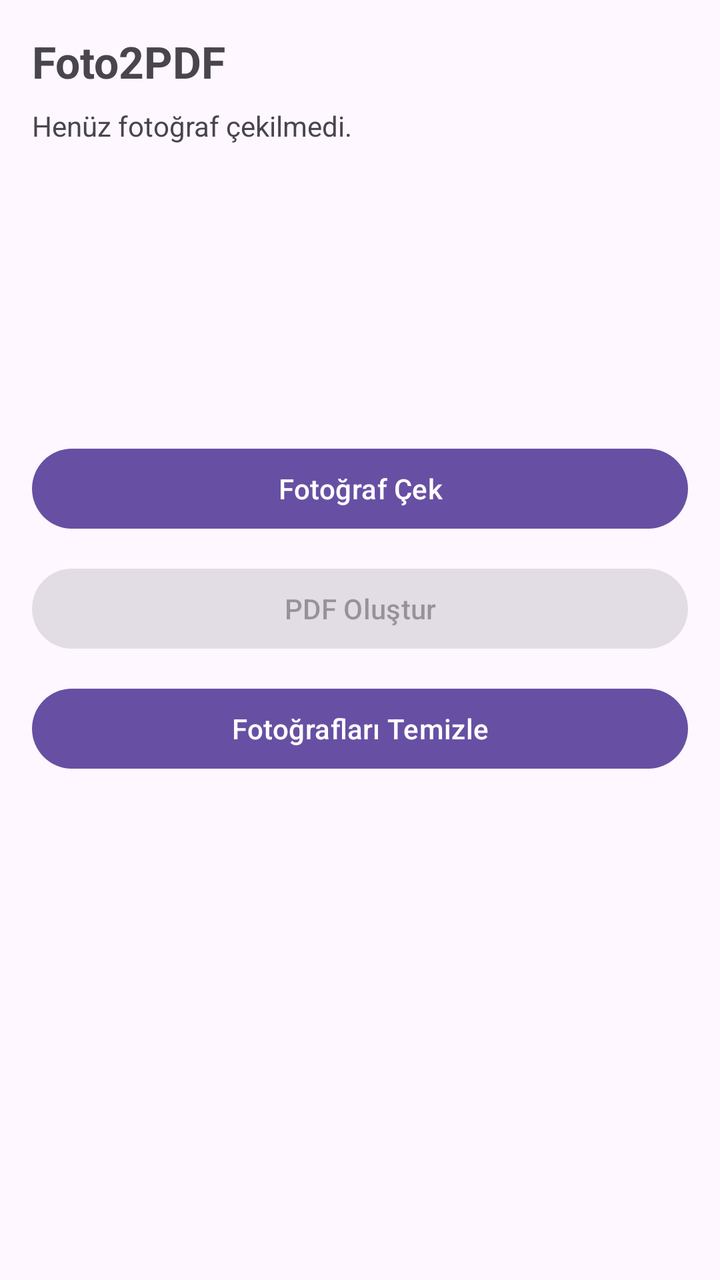
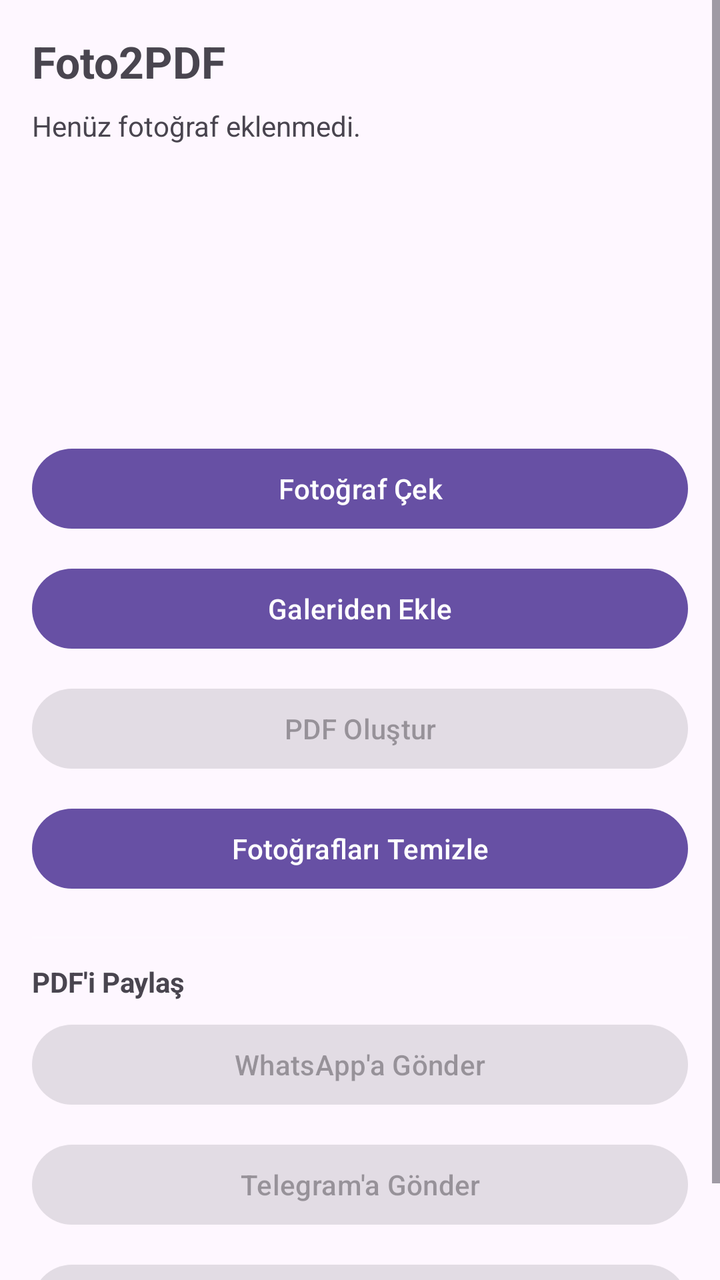

The first picture is an Android layout as it rendered before a commit; the second is the same layout after the commit. The layout source and the unified diff follow.
<!-- AndroidManifest.xml: application theme Theme.Material3.DayNight -->
<!-- res/layout/activity_main.xml -->
<?xml version="1.0" encoding="utf-8"?>
<LinearLayout xmlns:android="http://schemas.android.com/apk/res/android"
    android:layout_width="match_parent"
    android:layout_height="match_parent"
    android:orientation="vertical"
    android:padding="16dp">

    <TextView
        android:layout_width="wrap_content"
        android:layout_height="wrap_content"
        android:text="Foto2PDF"
        android:textSize="22sp"
        android:textStyle="bold"
        android:layout_marginBottom="8dp" />

    <TextView
        android:id="@+id/statusText"
        android:layout_width="match_parent"
        android:layout_height="wrap_content"
        android:text="Henüz fotoğraf çekilmedi."
        android:layout_marginBottom="12dp" />

    <HorizontalScrollView
        android:layout_width="match_parent"
        android:layout_height="120dp"
        android:layout_marginBottom="16dp">

        <LinearLayout
            android:id="@+id/thumbnailContainer"
            android:layout_width="wrap_content"
            android:layout_height="match_parent"
            android:orientation="horizontal" />
    </HorizontalScrollView>

    <Button
        android:id="@+id/takePhotoButton"
        android:layout_width="match_parent"
        android:layout_height="wrap_content"
        android:text="Fotoğraf Çek"
        android:layout_marginBottom="12dp" />

    <Button
        android:id="@+id/createPdfButton"
        android:layout_width="match_parent"
        android:layout_height="wrap_content"
        android:text="PDF Oluştur"
        android:enabled="false"
        android:layout_marginBottom="12dp" />

    <Button
        android:id="@+id/clearButton"
        android:layout_width="match_parent"
        android:layout_height="wrap_content"
        android:text="Fotoğrafları Temizle" />

</LinearLayout>
<!-- resources referenced by this layout -->
<resources>

</resources>

<!-- the commit's change to res/layout/activity_main.xml (unified diff, before → after) -->
@@ -1,56 +1,105 @@
 <?xml version="1.0" encoding="utf-8"?>
-<LinearLayout xmlns:android="http://schemas.android.com/apk/res/android"
+<ScrollView xmlns:android="http://schemas.android.com/apk/res/android"
     android:layout_width="match_parent"
-    android:layout_height="match_parent"
-    android:orientation="vertical"
-    android:padding="16dp">
+    android:layout_height="match_parent">
 
-    <TextView
-        android:layout_width="wrap_content"
-        android:layout_height="wrap_content"
-        android:text="Foto2PDF"
-        android:textSize="22sp"
-        android:textStyle="bold"
-        android:layout_marginBottom="8dp" />
-
-    <TextView
-        android:id="@+id/statusText"
+    <LinearLayout
         android:layout_width="match_parent"
         android:layout_height="wrap_content"
-        android:text="Henüz fotoğraf çekilmedi."
-        android:layout_marginBottom="12dp" />
+        android:orientation="vertical"
+        android:padding="16dp">
 
-    <HorizontalScrollView
-        android:layout_width="match_parent"
-        android:layout_height="120dp"
-        android:layout_marginBottom="16dp">
+        <TextView
+            android:layout_width="wrap_content"
+            android:layout_height="wrap_content"
+            android:text="Foto2PDF"
+            android:textSize="22sp"
+            android:textStyle="bold"
+            android:layout_marginBottom="8dp" />
 
-        <LinearLayout
-            android:id="@+id/thumbnailContainer"
+        <TextView
+            android:id="@+id/statusText"
+            android:layout_width="match_parent"
+            android:layout_height="wrap_content"
+            android:text="Henüz fotoğraf eklenmedi."
+            android:layout_marginBottom="12dp" />
+
+        <HorizontalScrollView
+            android:layout_width="match_parent"
+            android:layout_height="120dp"
+            android:layout_marginBottom="16dp">
+
+            <LinearLayout
+                android:id="@+id/thumbnailContainer"
+                android:layout_width="wrap_content"
+                android:layout_height="match_parent"
+                android:orientation="horizontal" />
+        </HorizontalScrollView>
+
+        <Button
+            android:id="@+id/takePhotoButton"
+            android:layout_width="match_parent"
+            android:layout_height="wrap_content"
+            android:text="Fotoğraf Çek"
+            android:layout_marginBottom="12dp" />
+
+        <Button
+            android:id="@+id/galleryButton"
+            android:layout_width="match_parent"
+            android:layout_height="wrap_content"
+            android:text="Galeriden Ekle"
+            android:layout_marginBottom="12dp" />
+
+        <Button
+            android:id="@+id/createPdfButton"
+            android:layout_width="match_parent"
+            android:layout_height="wrap_content"
+            android:text="PDF Oluştur"
+            android:enabled="false"
+            android:layout_marginBottom="12dp" />
+
+        <Button
+            android:id="@+id/clearButton"
+            android:layout_width="match_parent"
+            android:layout_height="wrap_content"
+            android:text="Fotoğrafları Temizle"
+            android:layout_marginBottom="20dp" />
+
+        <View
+            android:layout_width="match_parent"
+            android:layout_height="1dp"
+            android:background="#33FFFFFF"
+            android:layout_marginBottom="12dp" />
+
+        <TextView
             android:layout_width="wrap_content"
-            android:layout_height="match_parent"
-            android:orientation="horizontal" />
-    </HorizontalScrollView>
+            android:layout_height="wrap_content"
+            android:text="PDF'i Paylaş"
+            android:textStyle="bold"
+            android:layout_marginBottom="8dp" />
 
-    <Button
-        android:id="@+id/takePhotoButton"
-        android:layout_width="match_parent"
-        android:layout_height="wrap_content"
-        android:text="Fotoğraf Çek"
-        android:layout_marginBottom="12dp" />
+        <Button
+            android:id="@+id/whatsappButton"
+            android:layout_width="match_parent"
+            android:layout_height="wrap_content"
+            android:text="WhatsApp'a Gönder"
+            android:enabled="false"
+            android:layout_marginBottom="12dp" />
 
-    <Button
-        android:id="@+id/createPdfButton"
-        android:layout_width="match_parent"
-        android:layout_height="wrap_content"
-        android:text="PDF Oluştur"
-        android:enabled="false"
-        android:layout_marginBottom="12dp" />
+        <Button
+            android:id="@+id/telegramButton"
+            android:layout_width="match_parent"
+            android:layout_height="wrap_content"
+            android:text="Telegram'a Gönder"
+            android:enabled="false"
+            android:layout_marginBottom="12dp" />
 
-    <Button
-        android:id="@+id/clearButton"
-        android:layout_width="match_parent"
-        android:layout_height="wrap_content"
-        android:text="Fotoğrafları Temizle" />
+        <Button
+            android:id="@+id/shareButton"
+            android:layout_width="match_parent"
+            android:layout_height="wrap_content"
+            android:text="Diğer Uygulamayla Paylaş"
+            android:enabled="false" />
 
-</LinearLayout>
+    </LinearLayout>
+</ScrollView>
